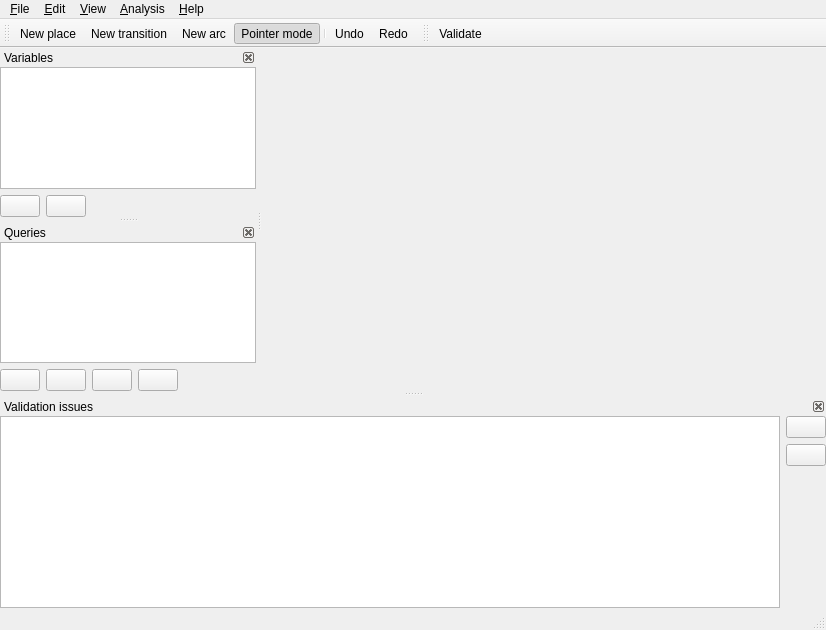
Above: PeTedit/MainWindow.ui from jonasfj/PeTe before the change. Below: the same form after it.
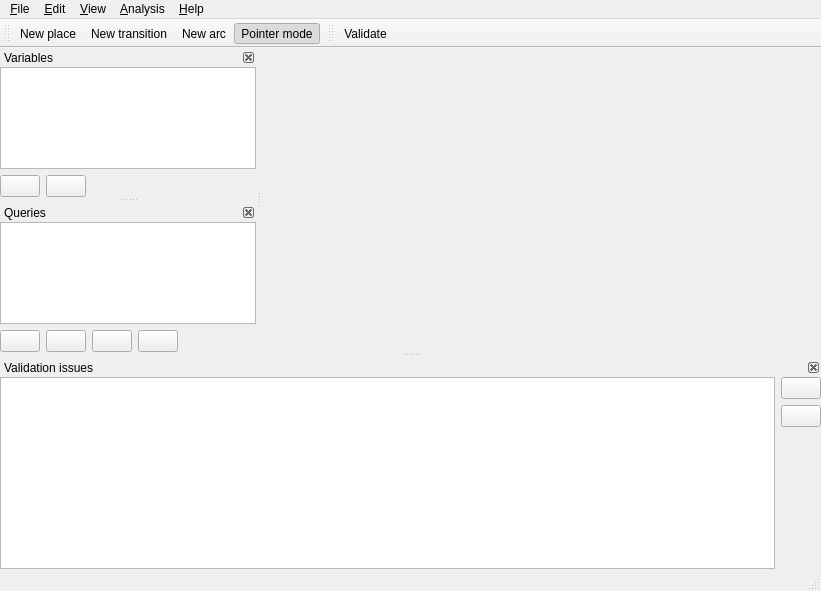
That is the form after the change. Icons and pictures are not drawn.

Commit message: Created Undo actions the right way

Patch:
```diff
--- a/PeTedit/MainWindow.ui
+++ b/PeTedit/MainWindow.ui
@@ -6,8 +6,8 @@
    <rect>
     <x>0</x>
     <y>0</y>
-    <width>826</width>
-    <height>630</height>
+    <width>821</width>
+    <height>591</height>
    </rect>
   </property>
   <property name="windowTitle">
@@ -66,7 +66,7 @@
     <rect>
      <x>0</x>
      <y>0</y>
-     <width>826</width>
+     <width>821</width>
      <height>24</height>
     </rect>
    </property>
@@ -123,9 +123,6 @@
    <addaction name="InsertTransitionModeAction"/>
    <addaction name="InsertArcModeAction"/>
    <addaction name="PointerModeAction"/>
-   <addaction name="separator"/>
-   <addaction name="undoAction"/>
-   <addaction name="redoAction"/>
   </widget>
   <widget class="QStatusBar" name="statusBar"/>
   <widget class="QDockWidget" name="variableDock">
@@ -566,30 +563,6 @@
     <string>&amp;About</string>
    </property>
   </action>
-  <action name="undoAction">
-   <property name="icon">
-    <iconset resource="resources.qrc">
-     <normaloff>:/Icons/undo.svg</normaloff>:/Icons/undo.svg</iconset>
-   </property>
-   <property name="text">
-    <string>&amp;Undo</string>
-   </property>
-   <property name="shortcut">
-    <string>Ctrl+Z</string>
-   </property>
-  </action>
-  <action name="redoAction">
-   <property name="icon">
-    <iconset resource="resources.qrc">
-     <normaloff>:/Icons/redo.svg</normaloff>:/Icons/redo.svg</iconset>
-   </property>
-   <property name="text">
-    <string>&amp;Redo</string>
-   </property>
-   <property name="shortcut">
-    <string>Ctrl+Shift+Z</string>
-   </property>
-  </action>
   <action name="importSUMoQueriesAction">
    <property name="text">
     <string>&amp;Import SUMo Queries</string>
```
Left out of the diff: 2 changed lines with no effect on the pictures. The commit also changes 2 other files.
